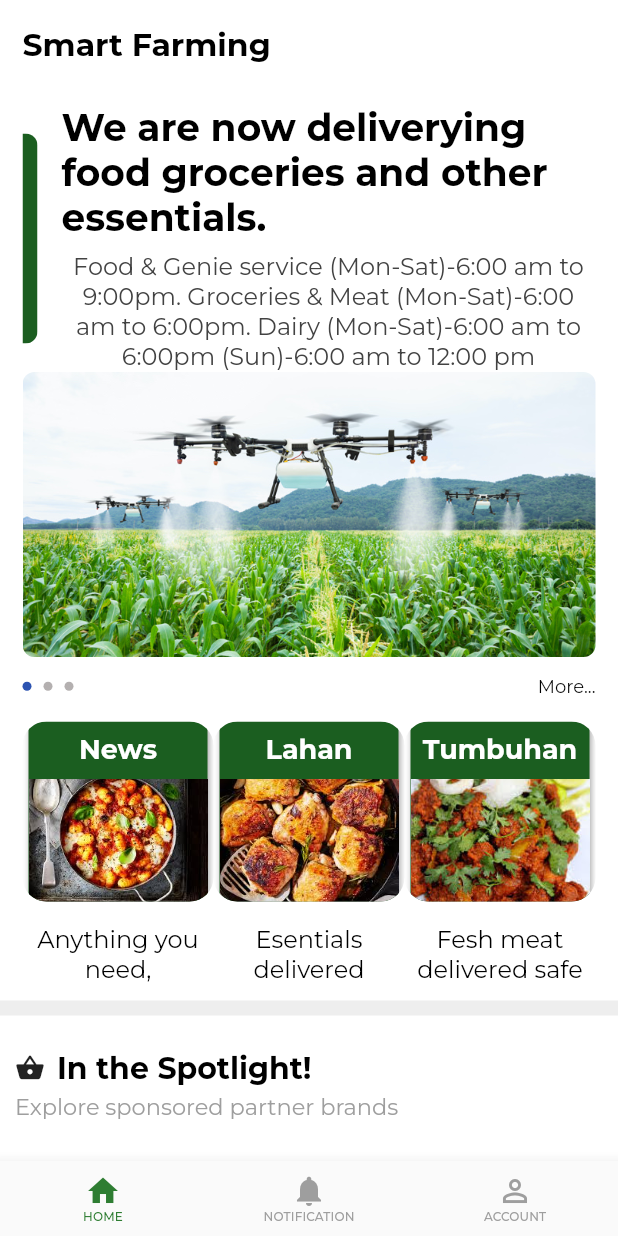
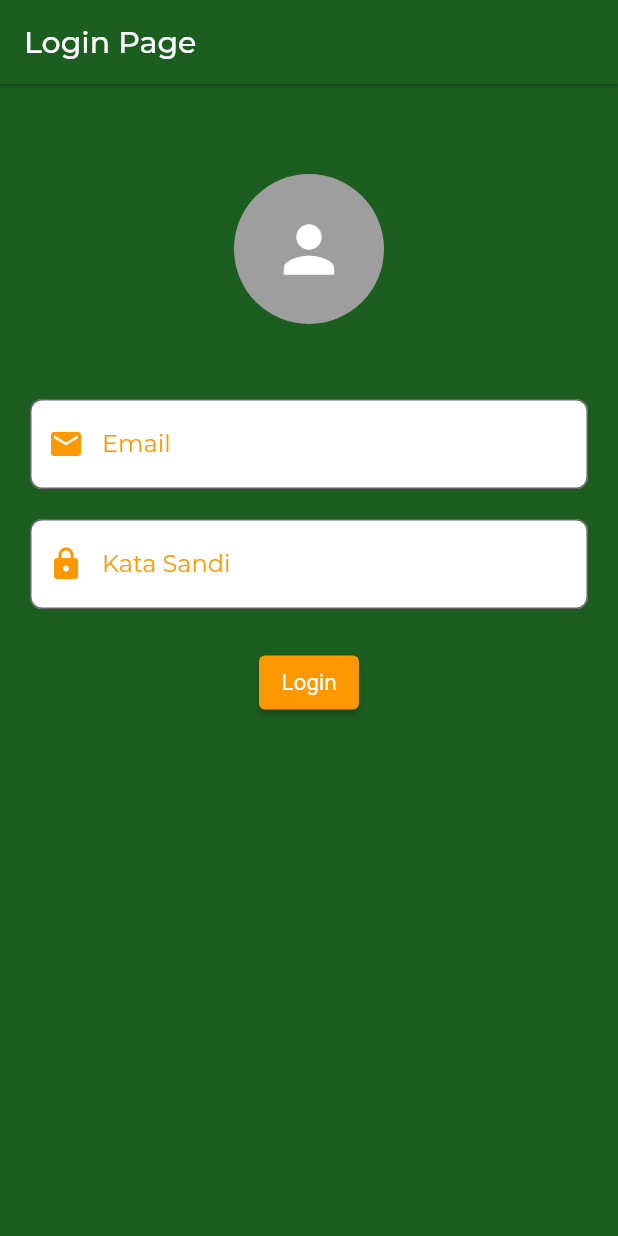
Before and after one commit to nurintanns/tubes_smartfarming, a Flutter app: the screen it shows after launch, on a phone screen of 412 x 824 dp. Run offline on Flutter 3.47's test engine with Material 2 defaults, Android fonts, the phone set to English and light mode, and no system bars; our stand-ins replace flutter_swiper, google_fonts, splashscreen; missing offline and left inert: dart:ffi, lipsum.

Commit message:
commit 5

```diff
--- a/lib/main.dart
+++ b/lib/main.dart
@@ -1,4 +1,5 @@
 import 'package:flutter/material.dart';
+import 'package:smartfarming/splashscreen.dart';
 
 import 'shared/app_theme.dart';
 import 'views/mobile/mobile_screen.dart';
@@ -14,12 +15,10 @@ class MyApp extends StatelessWidget {
   @override
   Widget build(BuildContext context) {
     return MaterialApp(
-      title: 'SwiggyUI',
+      title: 'Smartfarming',
       debugShowCheckedModeBanner: false,
       theme: appPrimaryTheme(),
-      home: const Responsive(
-        mobile: MobileScreen(),
-      ),
+      home: SplashScreenPage(),
     );
   }
 }
--- a/lib/views/mobile/home/food_groceries_availability_view.dart
+++ b/lib/views/mobile/home/food_groceries_availability_view.dart
@@ -1,7 +1,7 @@
 import 'package:flutter/material.dart';
 import 'package:smartfarming/utils/app_colors.dart';
 import 'package:smartfarming/utils/ui_helper.dart';
-import 'package:smartfarming/views/mobile/home/Beranda/homepage.dart';
+import 'package:smartfarming/views/mobile/home/lahan_page/Beranda/home_slider.dart';
 import 'package:smartfarming/views/mobile/home/Plant/home.dart';
 import 'package:smartfarming/views/mobile/home/Plant/main.dart';
 import 'package:smartfarming/views/mobile/home/news/news_screen.dart';
--- a/lib/views/mobile/home/lahan_page/Beranda/home_slider.dart
+++ b/lib/views/mobile/home/lahan_page/Beranda/home_slider.dart
@@ -1,6 +1,7 @@
 import 'package:flutter/material.dart';
 import 'package:smartfarming/views/mobile/home/lahan_page/Lahan/lahan_view.dart';
 import 'package:smartfarming/views/mobile/home/lahan_page/Lahan/postAPI/lahan_post_data.dart';
+import 'package:smartfarming/utils/app_colors.dart';
 
 final List<String> imgList = [
   'https://pesonajatim.com/wp-content/uploads/2019/07/Kebun-Teh-Andung-Biru-2.jpg',
@@ -13,7 +14,7 @@ class HomePageLahan extends StatelessWidget {
   @override
   Widget build(BuildContext context) {
     return Scaffold(
-        backgroundColor: Color(0xff558b2f),
+        backgroundColor: swiggyOrange,
         appBar: AppBar(
           leading: IconButton(
               icon: const Icon(
--- a/lib/views/mobile/home/lahan_page/Lahan/detailed_screen.dart
+++ b/lib/views/mobile/home/lahan_page/Lahan/detailed_screen.dart
@@ -1,6 +1,7 @@
 import 'package:flutter/material.dart';
 import 'package:smartfarming/views/mobile/home/lahan_page/Lahan/dataAPI/movie.dart';
 import 'package:smartfarming/views/mobile/home/lahan_page/Lahan/lahan_view.dart';
+import 'package:smartfarming/utils/app_colors.dart';
 
 class DetailScreen extends StatelessWidget {
   const DetailScreen({Key? key, required this.movie}) : super(key: key);
@@ -10,10 +11,10 @@ class DetailScreen extends StatelessWidget {
   Widget build(BuildContext context) {
     return MaterialApp(
       home: Scaffold(
-          backgroundColor: Color(0xff558b2f),
+          backgroundColor: swiggyOrange,
           appBar: AppBar(
             title: Text(movie.nama_lahan),
-            backgroundColor: Color(0xff33691e),
+            backgroundColor: darkOrange,
             leading: new IconButton(
               icon: new Icon(Icons.arrow_back),
               onPressed: () {
--- a/lib/views/mobile/home/lahan_page/Lahan/postAPI/lahan_post_data.dart
+++ b/lib/views/mobile/home/lahan_page/Lahan/postAPI/lahan_post_data.dart
@@ -5,6 +5,7 @@ import 'package:flutter/material.dart';
 import 'package:smartfarming/views/mobile/home/lahan_page/Beranda/home_slider.dart';
 import 'package:smartfarming/views/mobile/home/lahan_page/Lahan/postAPI/lahan_post_model.dart';
 import 'package:http/http.dart' as http;
+import 'package:smartfarming/utils/app_colors.dart';
 
 class LahanPostHeader extends StatelessWidget {
   @override
@@ -14,7 +15,7 @@ class LahanPostHeader extends StatelessWidget {
             title: new Text(
               "Masukkan Lahan",
             ),
-            backgroundColor: Color(0xff33691e),
+            backgroundColor: darkOrange,
             leading: new IconButton(
               icon: new Icon(Icons.arrow_back),
               onPressed: () {
@@ -173,6 +174,6 @@ class _LahanPostState extends State<LahanPost> {
             ),
           ),
         ),
-        backgroundColor: Color(0xff558b2f));
+        backgroundColor: swiggyOrange);
   }
 }
--- a/lib/views/mobile/home/lahan_page/submit_form.dart
+++ b/lib/views/mobile/home/lahan_page/submit_form.dart
@@ -1,6 +1,7 @@
 import 'package:flutter/material.dart';
 import 'package:smartfarming/views/mobile/home/lahan_page/Lahan/lahan_view.dart';
 import 'package:smartfarming/views/mobile/home/lahan_page/Lahan/dataAPI/prediksi.dart';
+import 'package:smartfarming/utils/app_colors.dart';
 
 class SubmitFormHeader extends StatelessWidget {
   const SubmitFormHeader({Key? key, required this.prediksi}) : super(key: key);
@@ -9,10 +10,10 @@ class SubmitFormHeader extends StatelessWidget {
   @override
   Widget build(BuildContext context) {
     return Scaffold(
-        backgroundColor: Color(0xff558b2f),
+        backgroundColor: swiggyOrange,
         appBar: new AppBar(
             title: new Text(prediksi.nama_lahan),
-            backgroundColor: Color(0xff33691e),
+            backgroundColor: darkOrange,
             leading: new IconButton(
               icon: new Icon(Icons.arrow_back),
               onPressed: () {
--- /dev/null
+++ b/lib/views/mobile/login.dart
@@ -0,0 +1,162 @@
+import 'package:flutter/material.dart';
+import 'package:flutter/services.dart';
+import 'package:smartfarming/main.dart';
+import 'package:splashscreen/splashscreen.dart';
+import 'package:smartfarming/views/mobile/home_bottom_navigation_screen.dart';
+import 'package:smartfarming/utils/app_colors.dart';
+
+class LoginPage extends StatefulWidget {
+  @override
+  _LoginPageState createState() => _LoginPageState();
+}
+
+class _LoginPageState extends State<LoginPage> {
+  bool _isHidePassword = true;
+  void _togglePasswordVisibility() {
+    setState(() {
+      _isHidePassword = !_isHidePassword;
+    });
+  }
+
+  TextEditingController _emailController = TextEditingController();
+  TextEditingController _passwordController = TextEditingController();
+
+  @override
+  Widget build(BuildContext context) {
+    return Scaffold(
+        backgroundColor: swiggyOrange,
+        appBar: AppBar(
+          backgroundColor: swiggyOrange,
+          title: Text("Login Page"),
+        ),
+        body: SingleChildScrollView(
+            child: Column(
+          children: [
+            Padding(
+              padding: const EdgeInsets.only(top: 60, bottom: 30),
+              child: Center(
+                child: Container(
+                  width: 100,
+                  height: 100,
+                  decoration:
+                      BoxDecoration(color: Colors.grey, shape: BoxShape.circle),
+                  child: Center(
+                    child: Icon(
+                      Icons.person,
+                      size: 50,
+                      color: Colors.white,
+                    ),
+                  ),
+                ),
+              ),
+            ),
+            Center(
+              child: Padding(
+                padding: const EdgeInsets.all(20),
+                child: Column(
+                  mainAxisAlignment: MainAxisAlignment.center,
+                  children: [
+                    TextFormField(
+                      controller: _emailController,
+                      maxLines: 1,
+                      keyboardType: TextInputType.emailAddress,
+                      decoration: InputDecoration(
+                        filled: true,
+                        fillColor: Colors.white,
+                        labelText: "Email",
+                        labelStyle: TextStyle(color: Colors.orange),
+                        hintText: "Masukkan Email",
+                        prefixIcon: Icon(
+                          Icons.mail,
+                          color: Colors.orange,
+                        ),
+                        border: OutlineInputBorder(
+                          borderRadius: BorderRadius.circular(8.0),
+                        ),
+                        focusedBorder: OutlineInputBorder(
+                            borderSide: BorderSide(color: Colors.orange),
+                            borderRadius:
+                                BorderRadius.all(Radius.circular(15))),
+                      ),
+                    ),
+                    SizedBox(height: 20),
+                    TextFormField(
+                      controller: _passwordController,
+                      maxLines: 1,
+                      obscureText: _isHidePassword,
+                      keyboardType: TextInputType.visiblePassword,
+                      decoration: InputDecoration(
+                        filled: true,
+                        fillColor: Colors.white,
+                        labelText: "Kata Sandi",
+                        labelStyle: TextStyle(color: Colors.orange),
+                        hintText: "Masukkan Kata Sandi",
+                        prefixIcon: Icon(Icons.lock, color: Colors.orange),
+                        border: OutlineInputBorder(
+                          borderRadius: BorderRadius.circular(8.0),
+                        ),
+                        focusedBorder: OutlineInputBorder(
+                            borderSide: BorderSide(color: Colors.orange),
+                            borderRadius:
+                                BorderRadius.all(Radius.circular(15))),
+                      ),
+                    ),
+                    SizedBox(height: 25),
+                    ElevatedButton(
+                        child: Text("Login"),
+                        style: ElevatedButton.styleFrom(
+                            primary: Colors.orange,
+                            onPrimary: Colors.white,
+                            textStyle: TextStyle(fontSize: 15)),
+                        onPressed: () => {
+                              submit(
+                                context,
+                                _emailController.text,
+                                _passwordController.text,
+                              ),
+                            })
+                  ],
+                ),
+              ),
+            ),
+          ],
+        )));
+  }
+
+  void submit(BuildContext context, String email, String password) {
+    if (email.isEmpty || password.isEmpty) {
+      final snackBar = SnackBar(
+        duration: const Duration(seconds: 5),
+        content: Text("Email dan password harus diisi"),
+        backgroundColor: Colors.red,
+      );
+
+      ScaffoldMessenger.of(context).showSnackBar(snackBar);
+      return;
+    }
+
+    AlertDialog alert = AlertDialog(
+      title: Text("Login Berhasil"),
+      content: Container(
+        child: Text("Selamat Anda Berhasil login"),
+      ),
+      actions: [
+        TextButton(
+          child: Text(
+            'OK',
+            style: TextStyle(color: Colors.orange),
+          ),
+          onPressed: () {
+            Navigator.push(
+                context,
+                MaterialPageRoute(
+                    builder: (_) => HomeBottomNavigationScreen()));
+          },
+        ),
+      ],
+    );
+
+    showDialog(context: context, builder: (context) => alert);
+    return;
+  }
+}
--- a/lib/views/mobile/mobile_screen.dart
+++ b/lib/views/mobile/mobile_screen.dart
@@ -1,11 +1,11 @@
 import 'package:flutter/material.dart';
-import 'package:smartfarming/views/mobile/home_bottom_navigation_screen.dart';
+import 'package:smartfarming/views/mobile/login.dart';
 
 class MobileScreen extends StatelessWidget {
   const MobileScreen({Key? key}) : super(key: key);
 
   @override
   Widget build(BuildContext context) {
-    return const HomeBottomNavigationScreen();
+    return LoginPage();
   }
 }
--- a/pubspec.yaml
+++ b/pubspec.yaml
@@ -33,6 +33,7 @@ dependencies:
   lipsum: ^1.0.1
   flutter_staggered_grid_view: ^0.3.4
   http: ^0.13.4
+  splashscreen: ^1.3.5
 
 
 dev_dependencies:
```
Also changed, not shown: lib/splashscreen.dart (added, +21 -0 lines), lib/views/mobile/home/lahan_page/Lahan/lahan_view.dart (+4 -3 lines), assets/images/logo.jpg (added), pubspec.lock.
